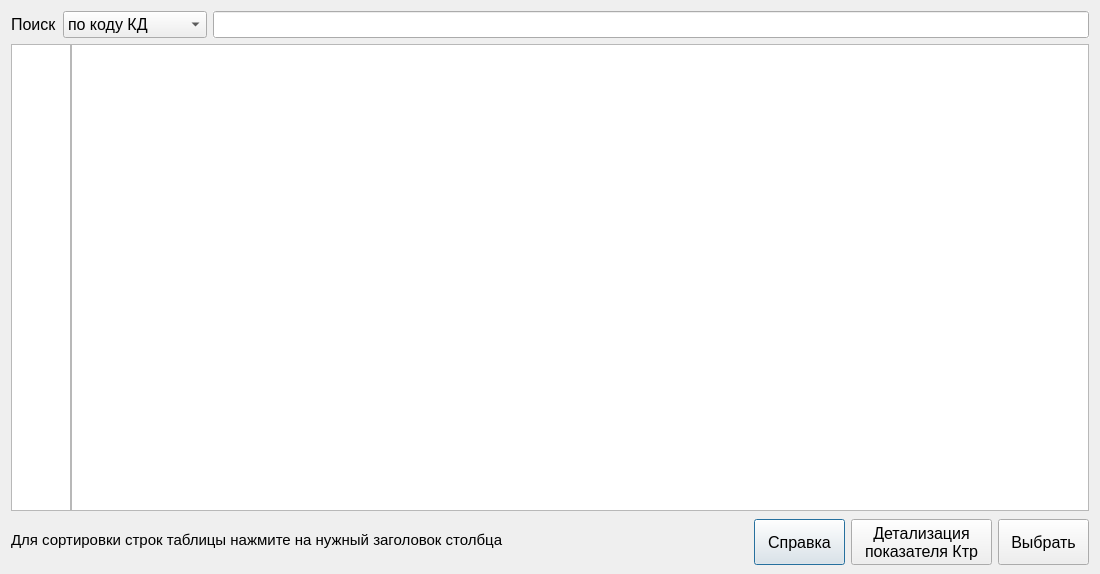
YakSid/KDC_RSREU, file listkd.ui: the form before one commit.
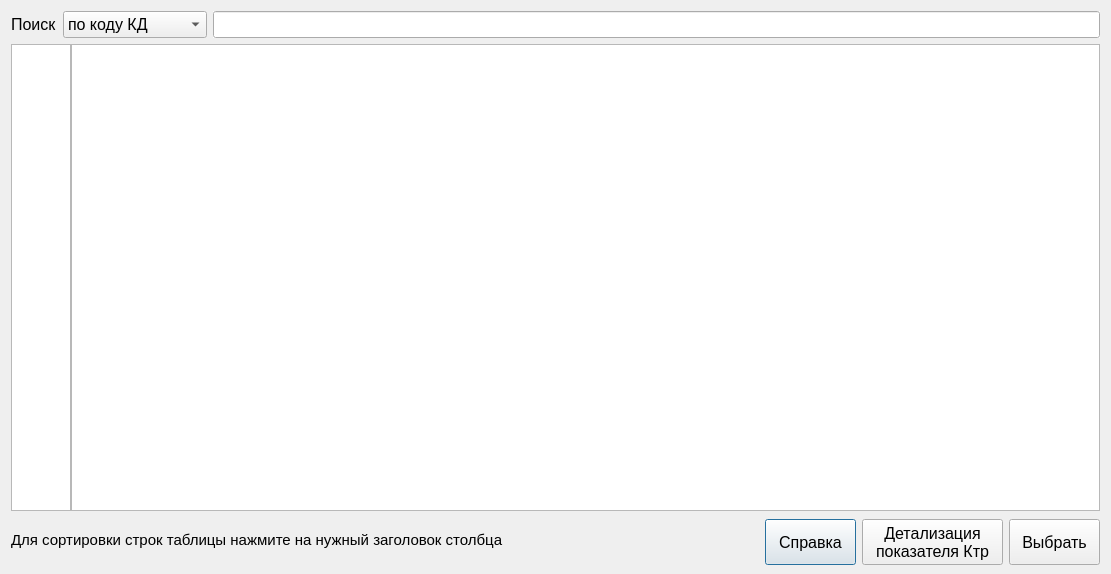
The form after the commit. Icons and pictures are not drawn.

```diff
--- a/listkd.ui
+++ b/listkd.ui
@@ -6,7 +6,7 @@
    <rect>
     <x>0</x>
     <y>0</y>
-    <width>1100</width>
+    <width>1111</width>
     <height>574</height>
    </rect>
   </property>
```
